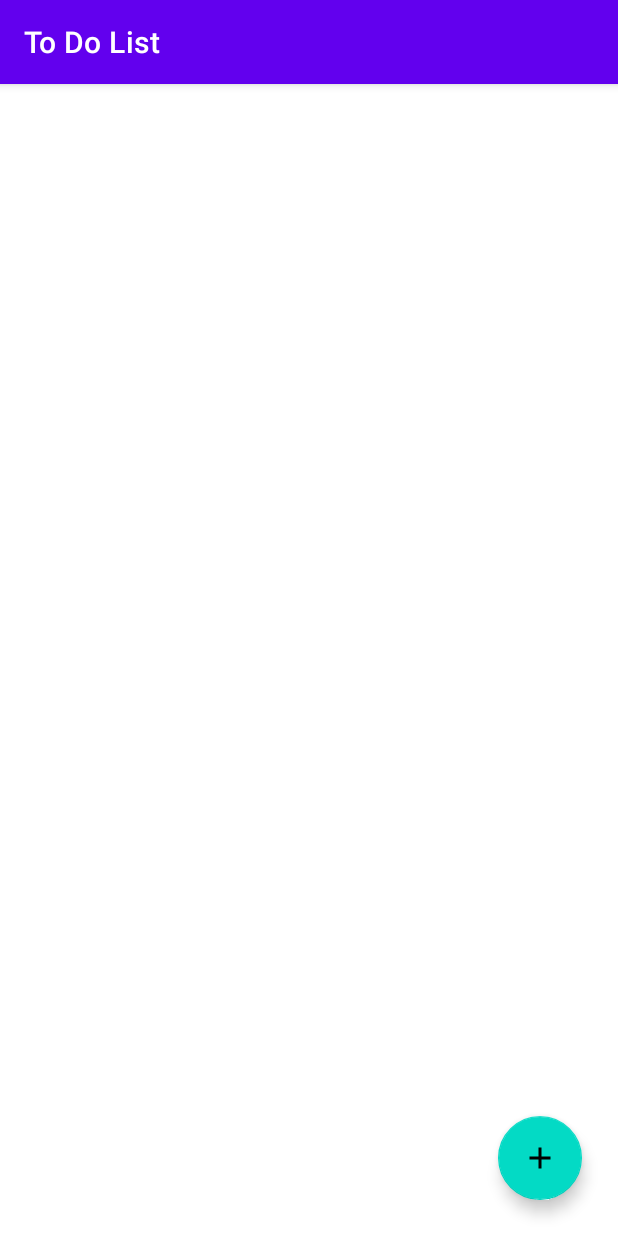
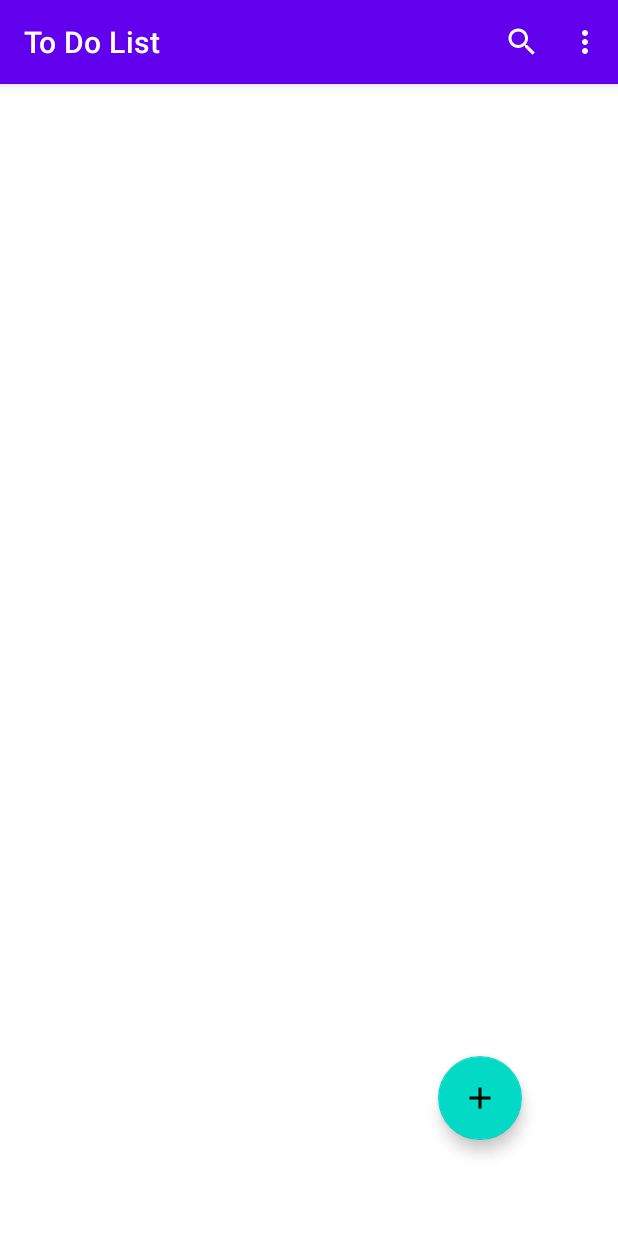
Before and after one commit to Darfune/ToDoListApp, an Android app: the screen it shows after launch (MainActivity), on a phone screen of 412 x 824 dp. Run offline under Robolectric (Android 15) with nearby library versions, the phone set to English and light mode, and no system bars; our stand-ins replace navigation-ui.

```diff
--- a/app/build.gradle
+++ b/app/build.gradle
@@ -65,8 +65,8 @@ dependencies {
     implementation "androidx.lifecycle:lifecycle-viewmodel-ktx:2.4.1"
 
     // Kotlin components
-    api "org.jetbrains.kotlinx:kotlinx-coroutines-core:1.6.0"
-    api "org.jetbrains.kotlinx:kotlinx-coroutines-android:1.6.0"
+    api 'org.jetbrains.kotlinx:kotlinx-coroutines-core:1.6.1-native-mt'
+    api 'org.jetbrains.kotlinx:kotlinx-coroutines-android:1.6.1-native-mt'
 
 
 }
--- a/app/src/main/java/com/example/todolistapp/fragments/list/RecyclerViewListFragment.kt
+++ b/app/src/main/java/com/example/todolistapp/fragments/list/RecyclerViewListFragment.kt
@@ -2,10 +2,8 @@ package com.example.todolistapp.fragments.list
 
 import android.os.Bundle
 import android.text.Layout
+import android.view.*
 import androidx.fragment.app.Fragment
-import android.view.LayoutInflater
-import android.view.View
-import android.view.ViewGroup
 import androidx.constraintlayout.widget.ConstraintSet
 import androidx.navigation.fragment.findNavController
 import com.example.todolistapp.R
@@ -22,14 +20,21 @@ class RecyclerViewListFragment : Fragment() {
 
         val floatingActionButton = view.findViewById<FloatingActionButton>(R.id.floatingActionButton)
         floatingActionButton.setOnClickListener{
-            findNavController().navigate(R.id.action_recyclerViewListFragment_to_addItemFragment2)
+            findNavController().navigate(R.id.action_recyclerViewListFragment_to_addItemFragment)
         }
 
-        val recyclerViewListLayout: View? =  view.findViewById(R.id.recyclerViewListLayout)
+        val recyclerViewListLayout: View? =  view.findViewById(R.id.recyclerViewListFragment)
         recyclerViewListLayout?.setOnClickListener {
-            findNavController().navigate(R.id.action_recyclerViewListFragment_to_updateFragment2)
+            findNavController().navigate(R.id.action_recyclerViewListFragment_to_updateFragment)
         }
+
+        setHasOptionsMenu(true)
+
         return view
     }
 
+    override fun onCreateOptionsMenu(menu: Menu, inflater: MenuInflater) {
+        inflater.inflate(R.menu.list_fragment_menu, menu)
+    }
+
 }
--- a/app/src/main/res/drawable/ic_empty_list.xml
+++ b/app/src/main/res/drawable/ic_empty_list.xml
@@ -5,6 +5,6 @@
     android:viewportHeight="24"
     android:tint="?attr/colorControlNormal">
   <path
-      android:fillColor="@android:color/white"
+      android:fillColor="@android:color/darker_gray"
       android:pathData="M19,3L4.99,3c-1.11,0 -1.98,0.89 -1.98,2L3,19c0,1.1 0.88,2 1.99,2L19,21c1.1,0 2,-0.9 2,-2L21,5c0,-1.11 -0.9,-2 -2,-2zM19,15h-4c0,1.66 -1.35,3 -3,3s-3,-1.34 -3,-3L4.99,15L4.99,5L19,5v10z"/>
 </vector>
--- a/app/src/main/res/layout/fragment_recycler_view_list.xml
+++ b/app/src/main/res/layout/fragment_recycler_view_list.xml
@@ -4,16 +4,8 @@
     xmlns:tools="http://schemas.android.com/tools"
     android:layout_width="match_parent"
     android:layout_height="match_parent"
-    android:id="@+id/recyclerViewListLayout"
+    android:id="@+id/recyclerViewListFragment"
     tools:context=".fragments.list.RecyclerViewListFragment">
-
-    <androidx.recyclerview.widget.RecyclerView
-        android:id="@+id/recyclerViewListFragment"
-        android:layout_width="match_parent"
-        android:layout_height="match_parent"
-        tools:layout_editor_absoluteX="0dp"
-        tools:layout_editor_absoluteY="90dp" />
-
 
     <ImageView
         android:id="@+id/noDataImageView"
@@ -21,12 +13,12 @@
         android:layout_height="141dp"
         android:src="@drawable/ic_empty_list"
         android:visibility="invisible"
-        app:layout_constraintBottom_toTopOf="@+id/recyclerViewListFragment"
-        app:layout_constraintEnd_toStartOf="@+id/recyclerViewListFragment"
+        app:layout_constraintBottom_toBottomOf="parent"
+        app:layout_constraintEnd_toEndOf="parent"
         app:layout_constraintHorizontal_bias="0.5"
-        app:layout_constraintStart_toEndOf="@+id/recyclerViewListFragment"
-        app:layout_constraintTop_toBottomOf="@+id/recyclerViewListFragment"
-        app:layout_constraintVertical_bias="0.55" />
+        app:layout_constraintStart_toStartOf="parent"
+        app:layout_constraintTop_toTopOf="parent"
+        app:layout_constraintVertical_bias="0.45" />
 
     <TextView
         android:id="@+id/noDataTextView"
@@ -36,21 +28,21 @@
         android:text="@string/no_data"
         android:textSize="16sp"
         android:visibility="invisible"
-        app:layout_constraintEnd_toStartOf="@+id/recyclerViewListFragment"
+        app:layout_constraintEnd_toEndOf="parent"
         app:layout_constraintHorizontal_bias="0.5"
-        app:layout_constraintStart_toEndOf="@+id/recyclerViewListFragment"
+        app:layout_constraintStart_toStartOf="parent"
         app:layout_constraintTop_toBottomOf="@+id/noDataImageView" />
 
     <com.google.android.material.floatingactionbutton.FloatingActionButton
         android:id="@+id/floatingActionButton"
         android:layout_width="wrap_content"
         android:layout_height="wrap_content"
-        android:layout_marginEnd="24dp"
-        android:layout_marginBottom="24dp"
+        android:layout_marginEnd="64dp"
+        android:layout_marginBottom="64dp"
         android:clickable="true"
+        android:contentDescription="@string/floating_button_desc"
         android:src="@drawable/ic_add"
         app:layout_constraintBottom_toBottomOf="parent"
-        app:layout_constraintEnd_toEndOf="parent"
-        android:contentDescription="@string/floating_button_desc" />
+        app:layout_constraintEnd_toEndOf="parent" />
 
 </androidx.constraintlayout.widget.ConstraintLayout>
--- a/app/src/main/res/menu/list_fragment_menu.xml
+++ b/app/src/main/res/menu/list_fragment_menu.xml
@@ -16,10 +16,21 @@
             <menu>
                 <item
                     android:id="@+id/menuPriorityHigh"
+                    android:title="@string/high_priority">
+                </item>
+                <item
+                    android:id="@+id/menuPriorityLow"
+                    android:title="@string/low_priority">
+                </item>
             </menu>
         </item>
     </group>
 
 
+    <item
+        android:id="@+id/menuDeleteAll"
+        android:title="@string/delete_all"
+        app:showAsAction="never"/>
+
 
 </menu>
--- a/app/src/main/res/navigation/navigation_graph.xml
+++ b/app/src/main/res/navigation/navigation_graph.xml
@@ -11,10 +11,10 @@
         android:label="To Do List"
         tools:layout="@layout/fragment_recycler_view_list" >
         <action
-            android:id="@+id/action_recyclerViewListFragment_to_addItemFragment2"
+            android:id="@+id/action_recyclerViewListFragment_to_addItemFragment"
             app:destination="@id/addItemFragment" />
         <action
-            android:id="@+id/action_recyclerViewListFragment_to_updateFragment2"
+            android:id="@+id/action_recyclerViewListFragment_to_updateFragment"
             app:destination="@id/updateFragment" />
     </fragment>
     <fragment
@@ -23,7 +23,7 @@
         android:label="Add Item"
         tools:layout="@layout/fragment_add_item" >
         <action
-            android:id="@+id/action_addItemFragment_to_recyclerViewListFragment2"
+            android:id="@+id/action_addItemFragment_to_recyclerViewListFragment"
             app:destination="@id/recyclerViewListFragment" />
     </fragment>
     <fragment
@@ -32,7 +32,7 @@
         android:label="Update Item"
         tools:layout="@layout/fragment_update" >
         <action
-            android:id="@+id/action_updateFragment_to_recyclerViewListFragment2"
+            android:id="@+id/action_updateFragment_to_recyclerViewListFragment"
             app:destination="@id/recyclerViewListFragment" />
     </fragment>
 </navigation>
--- a/app/src/main/res/values/strings.xml
+++ b/app/src/main/res/values/strings.xml
@@ -8,6 +8,10 @@
     <string name="description">Description</string>
     <string name="search">Search</string>
     <string name="sort_by">Sort By</string>
+    <string name="high_priority">High Priority</string>
+    <string name="medium_priority">Medium Priority</string>
+    <string name="low_priority">Low Priority</string>
+    <string name="delete_all">Delete All</string>
 
     <string-array name="priorities">
         <item>High Priority</item>
--- a/build.gradle
+++ b/build.gradle
@@ -5,6 +5,8 @@ buildscript {
     repositories {
         google()
         mavenCentral()
+        jcenter()
+
     }
 
     dependencies {
```
